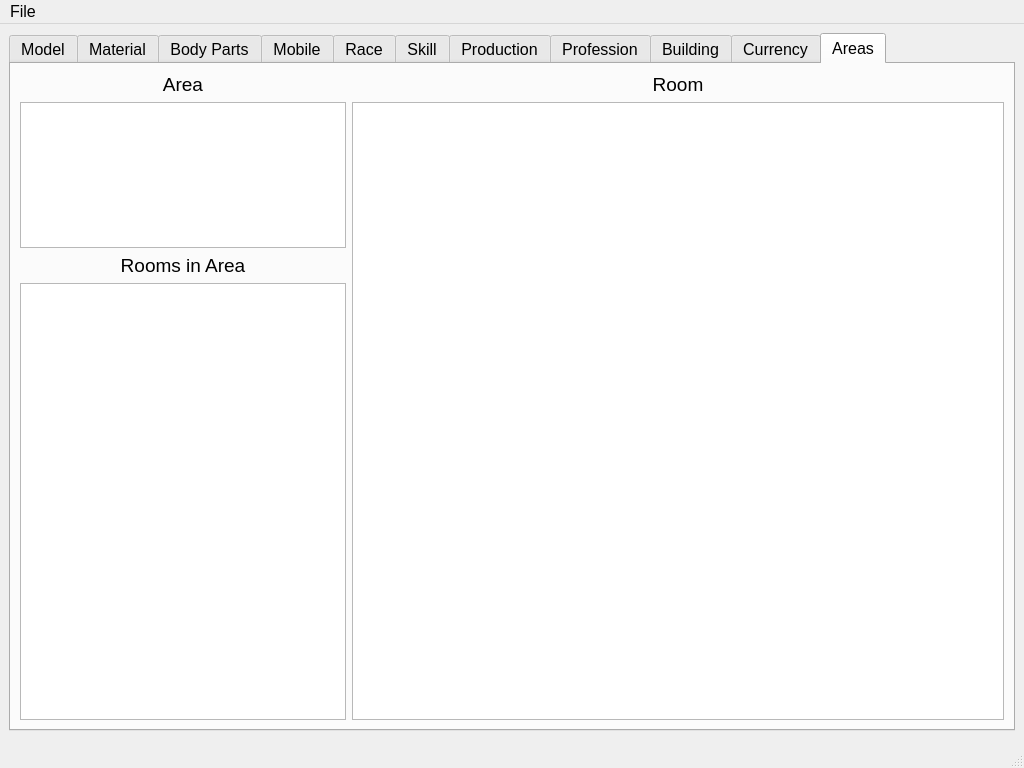
Qt form db_editor/radmuddbe.ui (Galfurian/RadMud) before a commit.
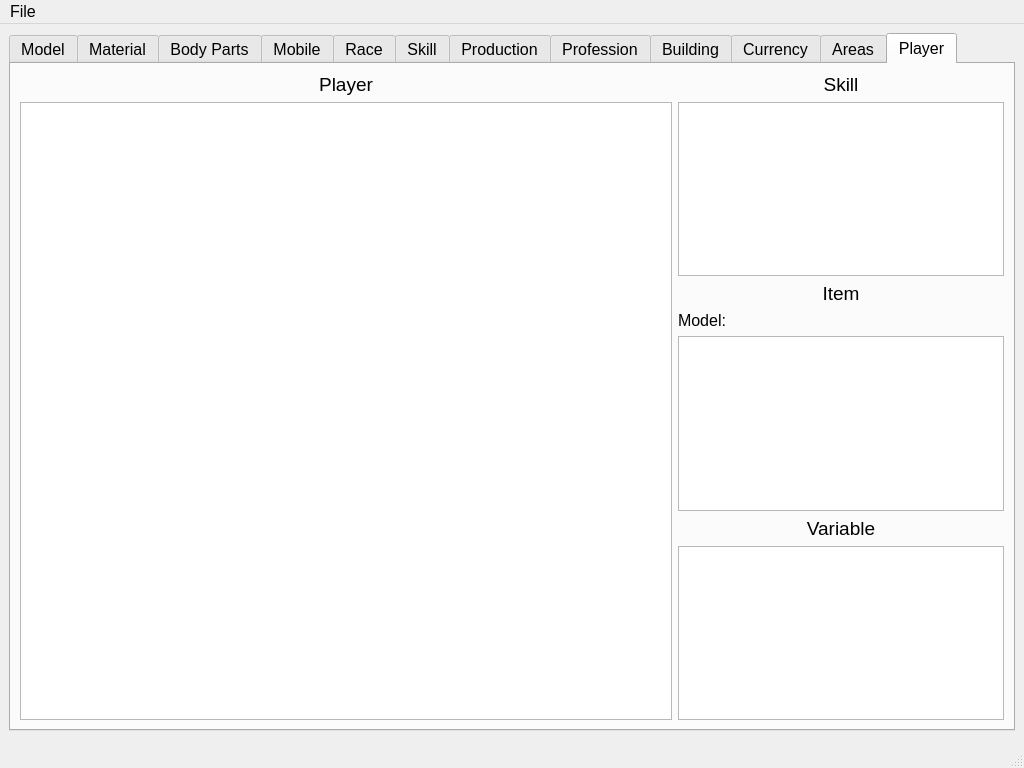
The same form after that commit.

Commit message: Add helper to player_item so that it shows the model of the selected item

```diff
--- a/db_editor/radmuddbe.ui
+++ b/db_editor/radmuddbe.ui
@@ -23,7 +23,7 @@
     <item>
      <widget class="QTabWidget" name="tabWidget">
       <property name="currentIndex">
-       <number>10</number>
+       <number>11</number>
       </property>
       <widget class="QWidget" name="tab_1">
        <attribute name="title">
@@ -939,6 +939,139 @@
         </item>
        </layout>
       </widget>
+      <widget class="QWidget" name="tab">
+       <attribute name="title">
+        <string>Player</string>
+       </attribute>
+       <layout class="QHBoxLayout" name="horizontalLayout_8" stretch="10,5">
+        <item>
+         <layout class="QVBoxLayout" name="verticalLayout_14">
+          <item>
+           <widget class="QLabel" name="label_32">
+            <property name="font">
+             <font>
+              <pointsize>14</pointsize>
+             </font>
+            </property>
+            <property name="text">
+             <string>Player</string>
+            </property>
+            <property name="alignment">
+             <set>Qt::AlignCenter</set>
+            </property>
+           </widget>
+          </item>
+          <item>
+           <widget class="QTableView" name="tbl_player">
+            <property name="sortingEnabled">
+             <bool>true</bool>
+            </property>
+           </widget>
+          </item>
+         </layout>
+        </item>
+        <item>
+         <layout class="QVBoxLayout" name="verticalLayout_15">
+          <item>
+           <widget class="QLabel" name="label_33">
+            <property name="font">
+             <font>
+              <pointsize>14</pointsize>
+             </font>
+            </property>
+            <property name="text">
+             <string>Skill</string>
+            </property>
+            <property name="alignment">
+             <set>Qt::AlignCenter</set>
+            </property>
+           </widget>
+          </item>
+          <item>
+           <widget class="QTableView" name="tbl_player_skill">
+            <property name="sortingEnabled">
+             <bool>true</bool>
+            </property>
+           </widget>
+          </item>
+          <item>
+           <widget class="QLabel" name="label_35">
+            <property name="font">
+             <font>
+              <pointsize>14</pointsize>
+             </font>
+            </property>
+            <property name="text">
+             <string>Item</string>
+            </property>
+            <property name="alignment">
+             <set>Qt::AlignCenter</set>
+            </property>
+           </widget>
+          </item>
+          <item>
+           <layout class="QHBoxLayout" name="horizontalLayout_9">
+            <item>
+             <widget class="QLabel" name="label_36">
+              <property name="minimumSize">
+               <size>
+                <width>60</width>
+                <height>0</height>
+               </size>
+              </property>
+              <property name="maximumSize">
+               <size>
+                <width>60</width>
+                <height>16777215</height>
+               </size>
+              </property>
+              <property name="text">
+               <string>Model:</string>
+              </property>
+             </widget>
+            </item>
+            <item>
+             <widget class="QLabel" name="label_player_item_model">
+              <property name="text">
+               <string/>
+              </property>
+             </widget>
+            </item>
+           </layout>
+          </item>
+          <item>
+           <widget class="QTableView" name="tbl_player_item">
+            <property name="sortingEnabled">
+             <bool>true</bool>
+            </property>
+           </widget>
+          </item>
+          <item>
+           <widget class="QLabel" name="label_34">
+            <property name="font">
+             <font>
+              <pointsize>14</pointsize>
+             </font>
+            </property>
+            <property name="text">
+             <string>Variable</string>
+            </property>
+            <property name="alignment">
+             <set>Qt::AlignCenter</set>
+            </property>
+           </widget>
+          </item>
+          <item>
+           <widget class="QTableView" name="tbl_player_variable">
+            <property name="sortingEnabled">
+             <bool>true</bool>
+            </property>
+           </widget>
+          </item>
+         </layout>
+        </item>
+       </layout>
+      </widget>
      </widget>
     </item>
    </layout>
```
Left out of the diff: 63 changed lines with no effect on the pictures. The commit also changes 1 other file.
